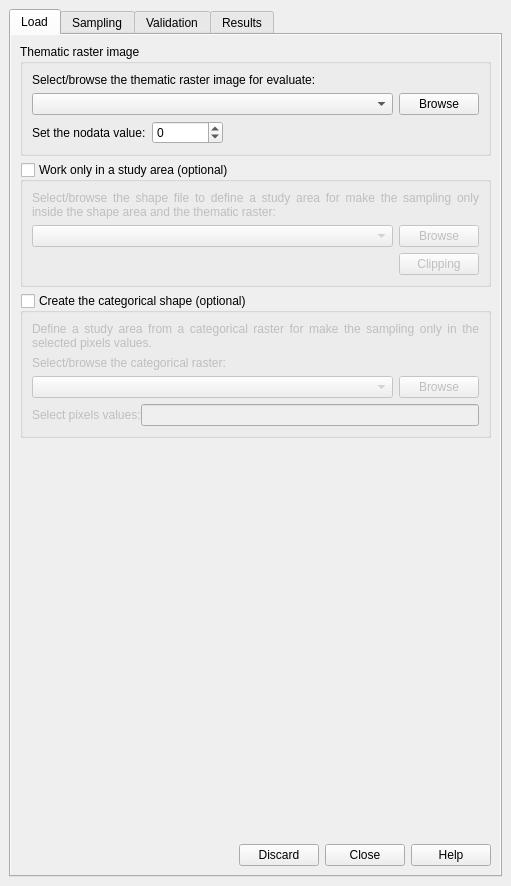
Old version of the form ui/acatama_dockwidget_base.ui in the repository SMByC/AcATaMa.
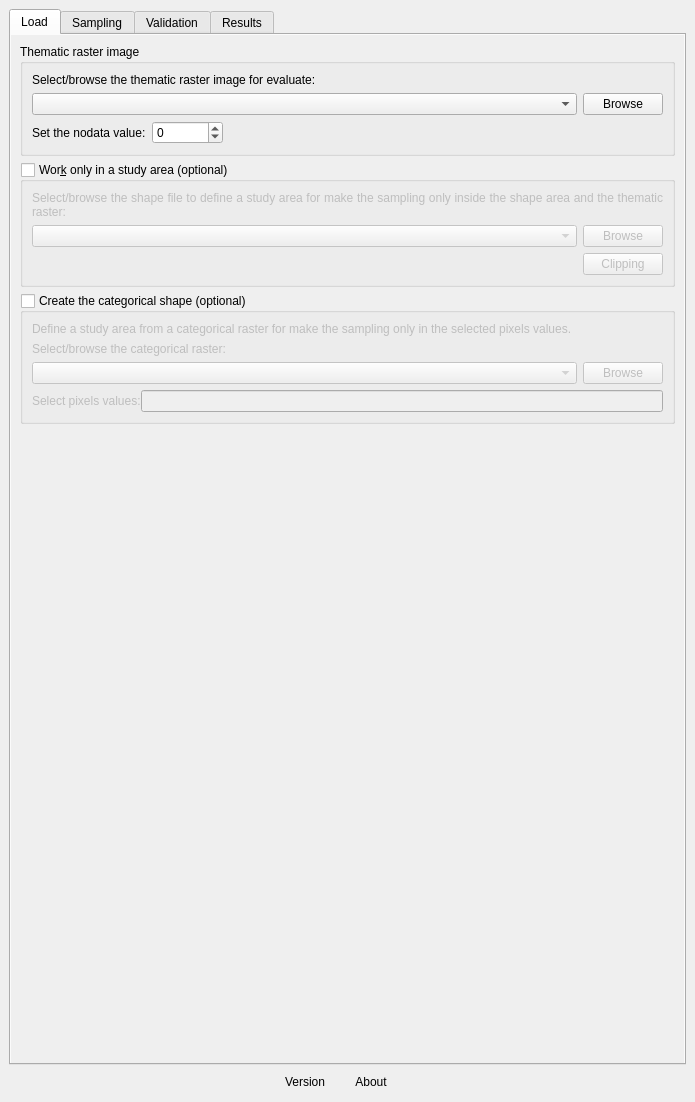
New version of the form. The open tabs and pages were chosen to show the change.

Commit message: Adjusted the block of plugin info inside the dockwidget

What changed in the file:
```diff
--- a/ui/acatama_dockwidget_base.ui
+++ b/ui/acatama_dockwidget_base.ui
@@ -6,8 +6,8 @@
    <rect>
     <x>0</x>
     <y>0</y>
-    <width>511</width>
-    <height>886</height>
+    <width>695</width>
+    <height>1102</height>
    </rect>
   </property>
   <property name="windowTitle">
@@ -47,8 +47,8 @@
             <rect>
              <x>0</x>
              <y>0</y>
-             <width>487</width>
-             <height>807</height>
+             <width>671</width>
+             <height>960</height>
             </rect>
            </property>
            <layout class="QVBoxLayout" name="verticalLayout_2">
@@ -142,7 +142,7 @@
             <item>
              <widget class="QGroupBox" name="groupBox_ShapeArea">
               <property name="title">
-               <string>Work only in a study area (optional)</string>
+               <string>Wor&amp;k only in a study area (optional)</string>
               </property>
               <property name="checkable">
                <bool>true</bool>
@@ -359,13 +359,6 @@
               </property>
              </spacer>
             </item>
-            <item>
-             <widget class="QDialogButtonBox" name="buttonBox">
-              <property name="standardButtons">
-               <set>QDialogButtonBox::Close|QDialogButtonBox::Discard|QDialogButtonBox::Help</set>
-              </property>
-             </widget>
-            </item>
            </layout>
           </widget>
          </widget>
@@ -850,6 +843,67 @@
       </widget>
      </widget>
     </item>
+    <item row="1" column="0">
+     <widget class="QWidget" name="widget_plugin_info" native="true">
+      <layout class="QHBoxLayout" name="horizontalLayout_25">
+       <property name="margin">
+        <number>0</number>
+       </property>
+       <item>
+        <spacer name="horizontalSpacer_10">
+         <property name="orientation">
+          <enum>Qt::Horizontal</enum>
+         </property>
+         <property name="sizeHint" stdset="0">
+          <size>
+           <width>40</width>
+           <height>20</height>
+          </size>
+         </property>
+        </spacer>
+       </item>
+       <item>
+        <widget class="QLabel" name="plugin_version">
+         <property name="text">
+          <string>Version</string>
+         </property>
+         <property name="scaledContents">
+          <bool>false</bool>
+         </property>
+         <property name="margin">
+          <number>6</number>
+         </property>
+        </widget>
+       </item>
+       <item>
+        <widget class="QPushButton" name="button_about">
+         <property name="cursor">
+          <cursorShape>WhatsThisCursor</cursorShape>
+         </property>
+         <property name="text">
+          <string>About</string>
+         </property>
+         <property name="flat">
+          <bool>true</bool>
+         </property>
+        </widget>
+       </item>
+       <item>
+        <spacer name="horizontalSpacer_12">
+         <property name="orientation">
+          <enum>Qt::Horizontal</enum>
+         </property>
+         <property name="sizeHint" stdset="0">
+          <size>
+           <width>40</width>
+           <height>20</height>
+          </size>
+         </property>
+        </spacer>
+       </item>
+      </layout>
+     </widget>
+    </item>
    </layout>
   </widget>
  </widget>
```
Left out of the diff: 9 changed lines with no effect on the pictures. The commit also changes 2 other files.
